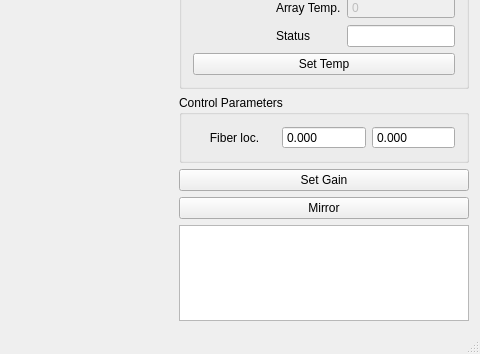
Before: the Qt Designer form src/fttMainWindow.ui in tmccrack/cameraLibrary, drawn with Qt 5; both pictures show x 350 to 830 and y 431 to 785 of the 830 by 785 pixel window.
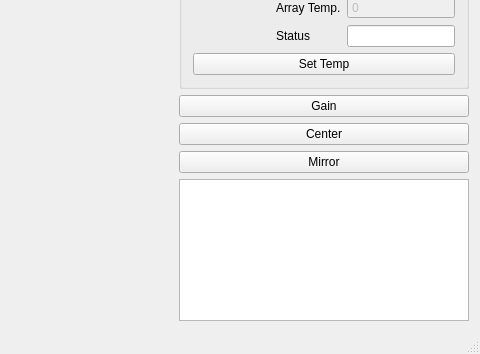
After: the same form once the commit is applied.

Commit message: Adding center on fiber with clicks

Diff of the .ui file:
```diff
--- a/src/fttMainWindow.ui
+++ b/src/fttMainWindow.ui
@@ -455,66 +455,16 @@
        </widget>
       </item>
       <item>
-       <widget class="QGroupBox" name="groupBoxControls">
-        <property name="sizePolicy">
-         <sizepolicy hsizetype="Expanding" vsizetype="Expanding">
-          <horstretch>0</horstretch>
-          <verstretch>0</verstretch>
-         </sizepolicy>
+       <widget class="QPushButton" name="btn_Gain">
+        <property name="text">
+         <string>Gain</string>
         </property>
-        <property name="title">
-         <string>Control Parameters</string>
-        </property>
-        <layout class="QGridLayout" name="gridLayout_3">
-         <item row="0" column="0">
-          <widget class="QLabel" name="label_FiberLoc">
-           <property name="text">
-            <string>Fiber loc.</string>
-           </property>
-           <property name="alignment">
-            <set>Qt::AlignCenter</set>
-           </property>
-          </widget>
-         </item>
-         <item row="0" column="1">
-          <widget class="QDoubleSpinBox" name="spb_XFib">
-           <property name="toolTip">
-            <string>Target horizontal location for control algorithm</string>
-           </property>
-           <property name="buttonSymbols">
-            <enum>QAbstractSpinBox::NoButtons</enum>
-           </property>
-           <property name="decimals">
-            <number>3</number>
-           </property>
-           <property name="maximum">
-            <double>512.000000000000000</double>
-           </property>
-          </widget>
-         </item>
-         <item row="0" column="2">
-          <widget class="QDoubleSpinBox" name="spb_YFib">
-           <property name="toolTip">
-            <string>Target vertical location for control algorithm</string>
-           </property>
-           <property name="buttonSymbols">
-            <enum>QAbstractSpinBox::NoButtons</enum>
-           </property>
-           <property name="decimals">
-            <number>3</number>
-           </property>
-           <property name="maximum">
-            <double>512.000000000000000</double>
-           </property>
-          </widget>
-         </item>
-        </layout>
        </widget>
       </item>
       <item>
-       <widget class="QPushButton" name="btn_Gain">
+       <widget class="QPushButton" name="btn_OnFiber">
         <property name="text">
-         <string>Set Gain</string>
+         <string>Center</string>
         </property>
        </widget>
       </item>
```
The commit also changes 5 other files.
